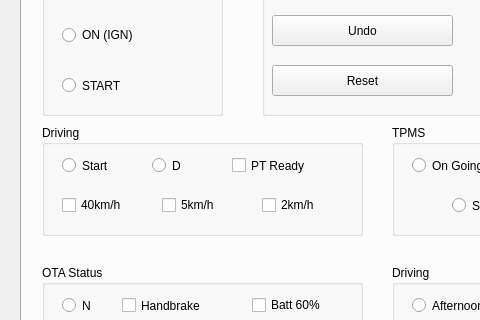
First picture: the form in untitled.ui, repository AndrewKim330/can_drimaes, before the edit; both pictures show x 0 to 480 and y 401 to 721 of the 1150 by 878 pixel window.
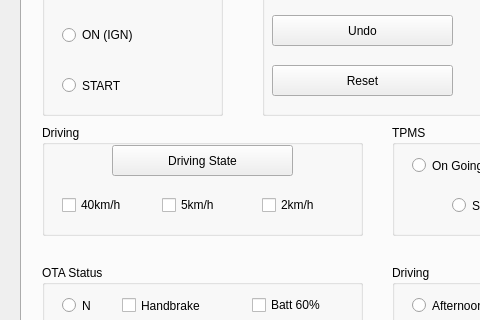
Second picture: the form after the edit.

Commit message: Feat : Modify start and stop procedure on each thread

```diff
--- a/untitled.ui
+++ b/untitled.ui
@@ -660,46 +660,7 @@
       <property name="title">
        <string>Driving</string>
       </property>
-      <widget class="QCheckBox" name="checkBox">
-       <property name="geometry">
-        <rect>
-         <x>190</x>
-         <y>30</y>
-         <width>121</width>
-         <height>21</height>
-        </rect>
-       </property>
-       <property name="text">
-        <string>PT Ready</string>
-       </property>
-      </widget>
-      <widget class="QRadioButton" name="radioButton_8">
-       <property name="geometry">
-        <rect>
-         <x>20</x>
-         <y>30</y>
-         <width>90</width>
-         <height>21</height>
-        </rect>
-       </property>
-       <property name="text">
-        <string>Start</string>
-       </property>
-      </widget>
-      <widget class="QRadioButton" name="radioButton_9">
-       <property name="geometry">
-        <rect>
-         <x>110</x>
-         <y>30</y>
-         <width>41</width>
-         <height>21</height>
-        </rect>
-       </property>
-       <property name="text">
-        <string>D</string>
-       </property>
-      </widget>
-      <widget class="QCheckBox" name="checkBox_2">
+      <widget class="QCheckBox" name="chk_40_km">
        <property name="geometry">
         <rect>
          <x>20</x>
@@ -738,6 +699,19 @@
         <string>2km/h</string>
        </property>
       </widget>
+      <widget class="QPushButton" name="btn_drv_state">
+       <property name="geometry">
+        <rect>
+         <x>70</x>
+         <y>20</y>
+         <width>181</width>
+         <height>31</height>
+        </rect>
+       </property>
+       <property name="text">
+        <string>Driving State</string>
+       </property>
+      </widget>
      </widget>
      <widget class="QGroupBox" name="tpms_group">
       <property name="geometry">
```
Left out of the diff: 4 changed lines with no effect on the pictures. The commit also changes 2 other files.
